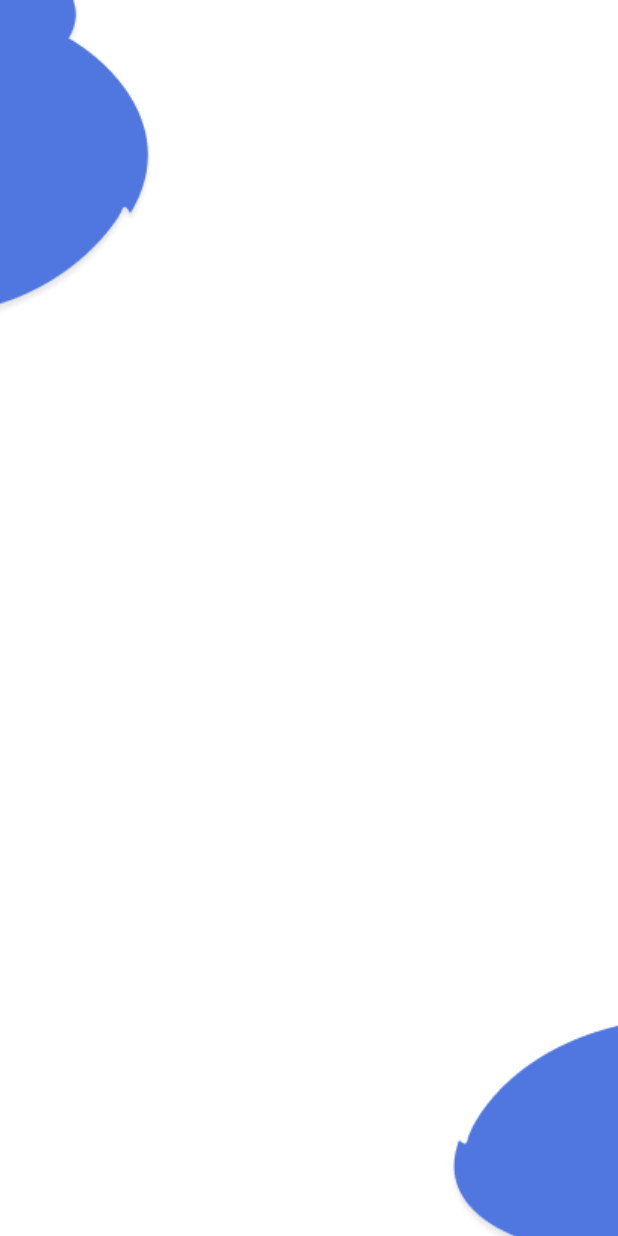
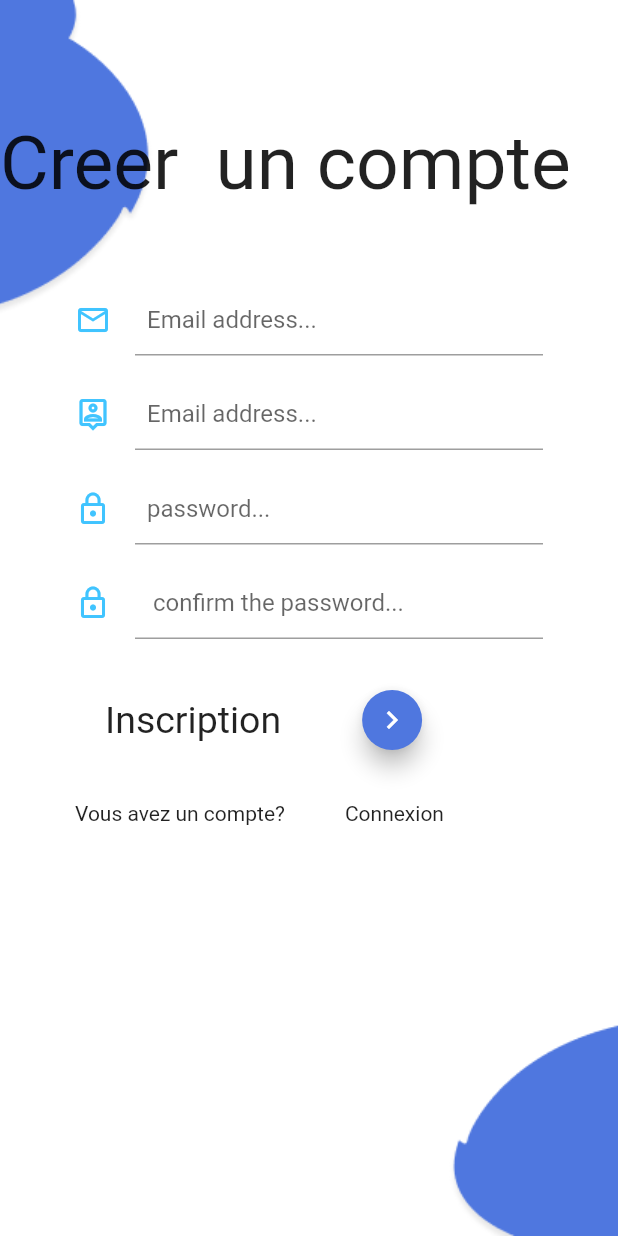
Before and after one commit to Olacgk/Complain, a Flutter app: the screen it shows after launch, after a tap on "Inscription", on a phone screen of 412 x 824 dp. Run offline on Flutter 3.47's test engine with Material 2 defaults, Android fonts, the light colour scheme and no system bars.

Commit message:
Sign Up page ended

```diff
--- a/lib/screens/signup.dart
+++ b/lib/screens/signup.dart
@@ -1,10 +1,12 @@
 import 'package:flutter/material.dart';
+
+import 'login.dart';
 
 class SignUp extends StatelessWidget {
   SignUp({Key? key}) : super(key: key);
 
   final _formKey = GlobalKey<FormState>();
-  final _usernameController = TextEditingController();
+  final _mailController = TextEditingController();
   final _nameController = TextEditingController();
   final _passwordController = TextEditingController();
   final _confirmPasswordController = TextEditingController();
@@ -20,7 +22,123 @@ class SignUp extends StatelessWidget {
           ),
         ),
         child: ListView(
-
+          children: [
+            Column(
+              crossAxisAlignment: CrossAxisAlignment.start,
+              children: [
+                const SizedBox(height: 80,),
+                const Text('Creer  un compte', style: TextStyle(fontSize: 50), textAlign: TextAlign.center,),
+                const SizedBox(height: 50,),
+                Padding(
+                  padding: const EdgeInsets.symmetric(horizontal: 50.0),
+                  child: Form(
+                    key: _formKey,
+                    child: Column(
+                      children: [
+                        TextFormField(
+                          controller: _mailController,
+                          keyboardType: TextInputType.text,
+                          decoration:  const InputDecoration(
+                            icon: Icon(Icons.mail_outline, color: Colors.lightBlueAccent),
+                            hintText: 'Email address...',
+                            contentPadding: EdgeInsets.symmetric(
+                                vertical: 10.0, horizontal: 8.0),
+                          ),
+                          validator: (String? v) {
+                            return (v == null || v == "")
+                                ? "This field is required !"
+                                : null;
+                          },
+                        ),
+                        const SizedBox(
+                          height: 15.0,
+                        ),
+                        TextFormField(
+                          controller: _nameController,
+                          keyboardType: TextInputType.text,
+                          decoration:  const InputDecoration(
+                            icon: Icon(Icons.person_pin_outlined, color: Colors.lightBlueAccent),
+                            hintText: 'Email address...',
+                            contentPadding: EdgeInsets.symmetric(
+                                vertical: 10.0, horizontal: 8.0),
+                          ),
+                          validator: (String? v) {
+                            return (v == null || v == "")
+                                ? "This field is required !"
+                                : null;
+                          },
+                        ),
+                        const SizedBox(
+                          height: 15.0,
+                        ),
+                        TextFormField(
+                          controller: _passwordController,
+                          keyboardType: TextInputType.text,
+                          obscureText: true,
+                          decoration: const InputDecoration(
+                            icon: Icon(Icons.lock_outline, color: Colors.lightBlueAccent,),
+                            hintText: 'password...',
+                            contentPadding: EdgeInsets.symmetric(
+                                vertical: 10.0, horizontal: 8.0),
+                          ),
+                          validator: (String? v) {
+                            return (v == null || v == "")
+                                ? "This field is required !"
+                                : null;
+                          },
+                        ),
+                        const SizedBox(height: 15,),
+                        TextFormField(
+                          controller: _confirmPasswordController,
+                          keyboardType: TextInputType.text,
+                          obscureText: true,
+                          decoration: const InputDecoration(
+                            icon: Icon(Icons.lock_outline, color: Colors.lightBlueAccent),
+                            hintText: ' confirm the password...',
+                            contentPadding: EdgeInsets.symmetric(vertical: 10.0, horizontal: 8.0),
+                          ),
+                          validator:(String? v) {
+                            if(_passwordController.text != _confirmPasswordController.text){
+                              return 'Please re-enter the password';
+                            }else{
+                              return null;
+                            }
+                          },
+                        ),
+                        const SizedBox(height: 30,),
+                        Padding(
+                          padding: const EdgeInsets.symmetric(horizontal: 20.0),
+                          child: Row(
+                            children: const [
+                              Text('Inscription', style: TextStyle(fontSize: 25),),
+                              SizedBox(width: 50,),
+                              FloatingActionButton.small(onPressed: null,
+                                child: Icon(Icons.navigate_next),backgroundColor: Color.fromRGBO(79, 119, 223, 1.0),)
+                            ],
+                          ),
+                        ),
+                        Padding(
+                          padding: const EdgeInsets.symmetric(vertical: 30.0),
+                          child: Row(
+                            children: [
+                              const Text('Vous avez un compte?'),
+                              const SizedBox(width: 40,),
+                              InkWell(
+                                onTap: ()=>{
+                                  Navigator.push(context, MaterialPageRoute(builder: (context) => const Login()))
+                                },
+                                child: const Text('Connexion'),
+                              )
+                            ],
+                          ),
+                        )
+                      ],
+                    ),
+                  ),
+                ),
+              ],
+            )
+          ],
         ),
       ) ,
     );
```
